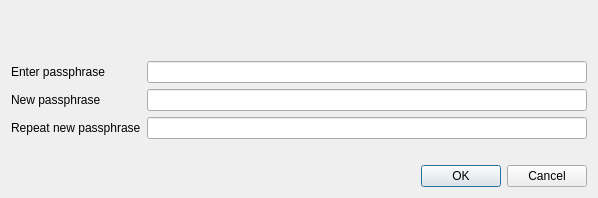
Above: src/qt/forms/askpassphrasedialog.ui from dantehemerson/own-btc before the change. Below: the same form after it.
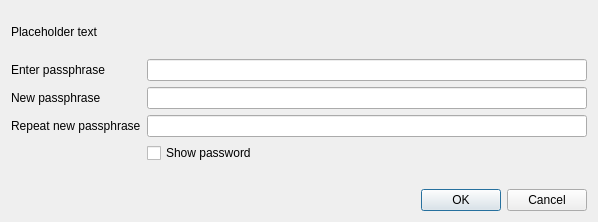
That is the form after the change.

Patch:
```diff
--- a/src/qt/forms/askpassphrasedialog.ui
+++ b/src/qt/forms/askpassphrasedialog.ui
@@ -7,7 +7,7 @@
     <x>0</x>
     <y>0</y>
     <width>598</width>
-    <height>198</height>
+    <height>222</height>
    </rect>
   </property>
   <property name="sizePolicy">
@@ -26,8 +26,14 @@
    <string>Passphrase Dialog</string>
   </property>
   <layout class="QVBoxLayout" name="verticalLayout">
+   <property name="sizeConstraint">
+    <enum>QLayout::SetMinimumSize</enum>
+   </property>
    <item>
     <widget class="QLabel" name="warningLabel">
+     <property name="text">
+      <string notr="true">Placeholder text</string>
+     </property>
      <property name="textFormat">
       <enum>Qt::RichText</enum>
      </property>
@@ -38,6 +44,9 @@
    </item>
    <item>
     <layout class="QFormLayout" name="formLayout">
+     <property name="sizeConstraint">
+      <enum>QLayout::SetMinimumSize</enum>
+     </property>
      <property name="fieldGrowthPolicy">
       <enum>QFormLayout::AllNonFixedFieldsGrow</enum>
      </property>
@@ -84,6 +93,13 @@
       </widget>
      </item>
      <item row="3" column="1">
+      <widget class="QCheckBox" name="toggleShowPasswordButton">
+       <property name="text">
+        <string>Show password</string>
+       </property>
+      </widget>
+     </item>
+     <item row="4" column="1">
       <widget class="QLabel" name="capsLabel">
        <property name="font">
         <font>
```
